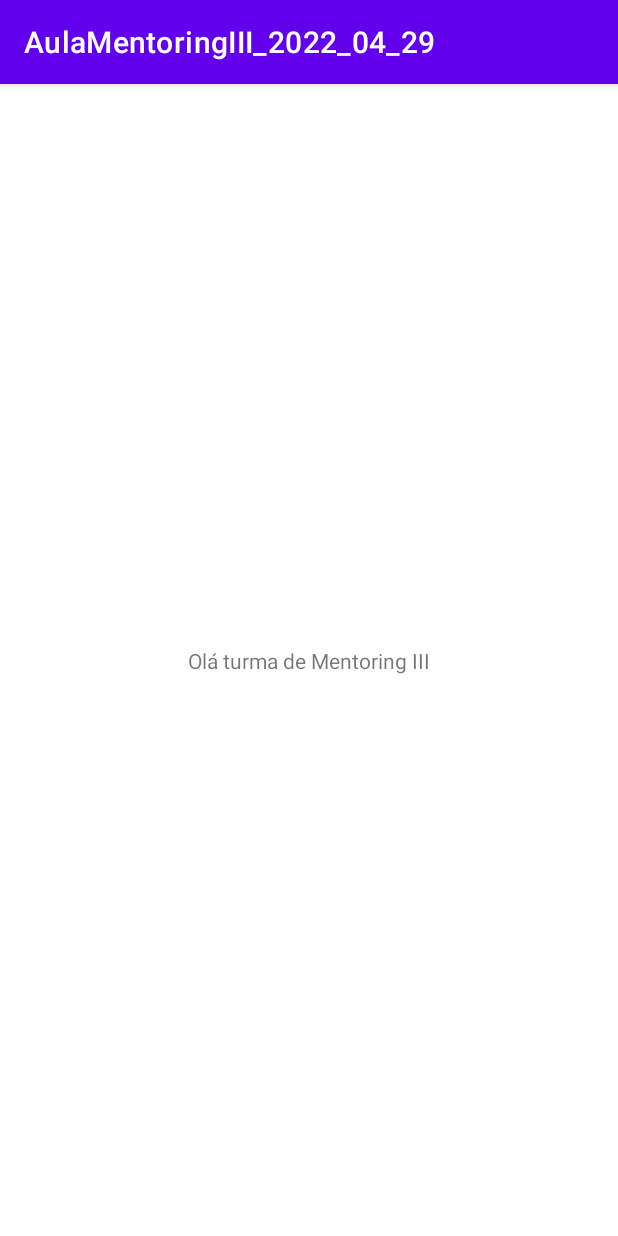
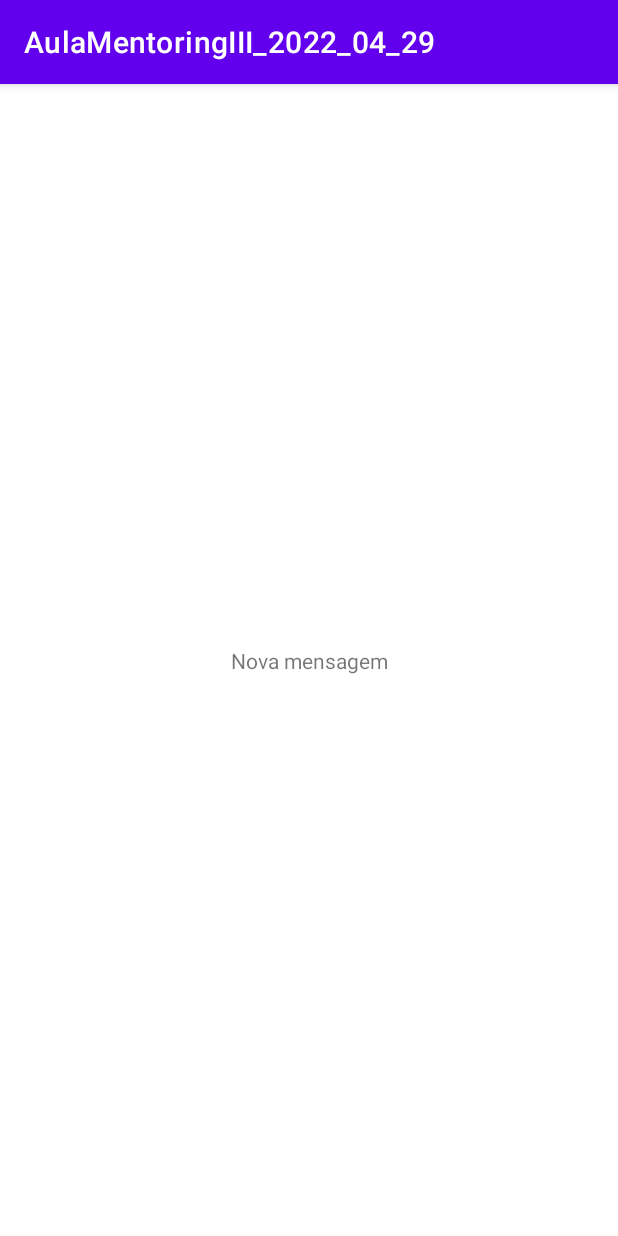
Before and after one commit to udofritzke/AulaMentoringIII_2022_04_29, an Android app: the screen it shows after launch (MainActivity), on a phone screen of 412 x 824 dp. Run offline under Robolectric (Android 15) with nearby library versions, the phone set to English and light mode, and no system bars.

Commit message:
Primeira atualização

```diff
--- a/app/src/main/res/layout/activity_main.xml
+++ b/app/src/main/res/layout/activity_main.xml
@@ -9,7 +9,7 @@
     <TextView
         android:layout_width="wrap_content"
         android:layout_height="wrap_content"
-        android:text="Olá turma de Mentoring III"
+        android:text="Nova mensagem"
         app:layout_constraintBottom_toBottomOf="parent"
         app:layout_constraintLeft_toLeftOf="parent"
         app:layout_constraintRight_toRightOf="parent"
```
